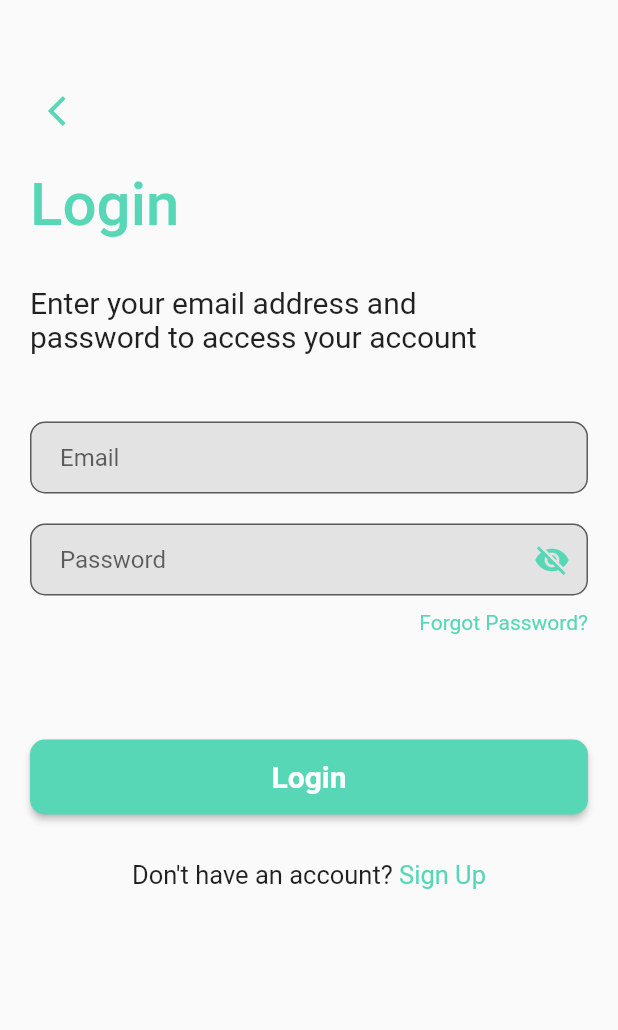
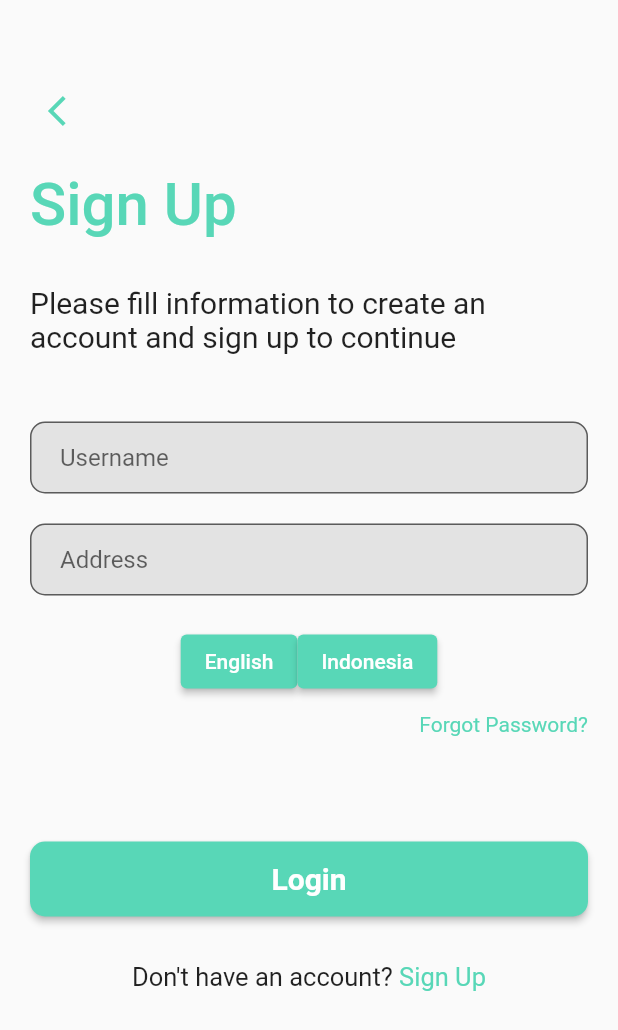
Before and after one commit to Madd-G/nutria_old, a Flutter app: the screen it shows after launch, on a phone screen of 412 x 824 dp. Shown: the top 1030 px of the screen. Run offline on Flutter 3.47's test engine with Material 2 defaults, Android fonts, the phone set to English and light mode, and no system bars; our stand-ins replace get.

```diff
--- /dev/null
+++ b/lib/controllers/translations_controller.dart
@@ -0,0 +1,9 @@
+import 'dart:ui';
+import 'package:get/get.dart';
+
+class MessagesController extends GetxController {
+  void changeLanguage(String languageCode, String countryCode){
+    var locale = Locale(languageCode, countryCode);
+    Get.updateLocale(locale);
+  }
+}
--- a/lib/main.dart
+++ b/lib/main.dart
@@ -1,6 +1,7 @@
 import 'package:flutter/material.dart';
 import 'package:flutter/services.dart';
 import 'package:get/get.dart';
+import 'package:nutria/models/messages.dart';
 import 'package:nutria/views/fruit_detail_screen.dart';
 import 'package:nutria/views/fruit_list_screen.dart';
 import 'package:nutria/views/login_screen.dart';
@@ -32,14 +33,17 @@ class MyApp extends StatelessWidget {
           primary: const Color(0xff58D7B7)
         )
       ),
-      home: LoginScreen(),
-      initialRoute: '/login_screen',
+      translations: Messages(),
+      locale: const Locale('en_US', 'EN_US'),
+      fallbackLocale: const Locale('en_US', 'EN_US'),
+      home: SignUpScreenFirst(),
+      initialRoute: '/sign_up_screen_first',
       getPages: [
         GetPage(name: '/', page: () => const HomeScreen()),
         GetPage(name: '/splash_screen_first', page: () => const SplashScreenFirst()),
         GetPage(name: '/splash_screen_second', page: () => const SplashScreenSecond()),
-        GetPage(name: '/login_screen', page: () => LoginScreen()),
-        GetPage(name: '/sign_up_screen_first', page: () => const SignUpScreenFirst()),
+        GetPage(name: '/login_screen', page: () => const LoginScreen()),
+        GetPage(name: '/sign_up_screen_first', page: () => SignUpScreenFirst()),
         GetPage(name: '/sign_up_screen_second', page: () => const SignUpScreenSecond()),
         GetPage(name: '/upload_profile_photo_screen', page: () => const UploadProfilePhotoScreen()),
         GetPage(name: '/fruit_list_screen', page: () => const FruitListScreen()),
--- /dev/null
+++ b/lib/models/messages.dart
@@ -0,0 +1,13 @@
+import 'package:get/get.dart';
+
+class Messages extends Translations {
+  @override
+  Map<String, Map<String, String>> get keys => {
+    'en_US' : {
+      'Please fill information to create an\naccount and sign up to continue': 'Please fill information to create an\naccount and sign up to continue',
+    },
+    'id': {
+      'Please fill information to create an\naccount and sign up to continue' : 'Harap isi informasi untuk membuat\nakun dan daftar untuk melanjutkan',
+    }
+  };
+}
--- a/lib/views/sign_up_screen_first.dart
+++ b/lib/views/sign_up_screen_first.dart
@@ -1,16 +1,126 @@
 import 'package:flutter/material.dart';
+import 'package:get/get.dart';
+import 'package:nutria/controllers/translations_controller.dart';
+import '../components.dart';
 
 class SignUpScreenFirst extends StatelessWidget {
-  const SignUpScreenFirst({Key? key}) : super(key: key);
+  SignUpScreenFirst({Key? key}) : super(key: key);
+
+  final messageController = Get.put(MessagesController());
 
   @override
   Widget build(BuildContext context) {
     return Scaffold(
-      body: Container(
-        color: Colors.blue,
-        height: 10,
-        width: 10,
+        body: SafeArea(
+      child: Padding(
+        padding: const EdgeInsets.all(20.0),
+        child: Column(
+          crossAxisAlignment: CrossAxisAlignment.start,
+          children: [
+            const SizedBox(
+              height: 30,
+            ),
+            IconButton(
+              icon: const Icon(
+                Icons.arrow_back_ios,
+              ),
+              color: Theme.of(context).colorScheme.primary,
+              onPressed: () {
+                Get.offNamed('/login_screen');
+              },
+            ),
+            const SizedBox(
+              height: 15,
+            ),
+            Text("Sign Up",
+                style: TextStyle(
+                    color: Theme.of(context).colorScheme.primary,
+                    fontSize: 40,
+                    fontWeight: FontWeight.w500)),
+            const SizedBox(
+              height: 30,
+            ),
+            Text(
+              "Please fill information to create an\naccount and sign up to continue"
+                  .tr,
+              style: const TextStyle(fontSize: 20),
+            ),
+            const SizedBox(
+              height: 45,
+            ),
+            TextField(
+                keyboardType: TextInputType.name,
+                decoration: textInputDecoration.copyWith(
+                    hintText: 'Username',
+                    focusedBorder: OutlineInputBorder(
+                        borderSide: BorderSide(
+                            color: Theme.of(context).colorScheme.primary)))),
+            const SizedBox(height: 20),
+            TextField(
+                keyboardType: TextInputType.streetAddress,
+                decoration: textInputDecoration.copyWith(
+                    hintText: 'Address',
+                    focusedBorder: OutlineInputBorder(
+                        borderSide: BorderSide(
+                            color: Theme.of(context).colorScheme.primary)))),
+            const SizedBox(height: 20),
+
+            Row(
+              mainAxisAlignment: MainAxisAlignment.center,
+              children: [
+                ElevatedButton(
+                  onPressed: () =>
+                      messageController.changeLanguage('en_US', 'id'),
+                  child: const Text('English'),
+                ), ElevatedButton(
+                  onPressed: () =>
+                      messageController.changeLanguage('id', 'en_US'),
+                  child: const Text('Indonesia'),
+                ),
+              ],
+            ),
+
+
+            const SizedBox(
+              height: 10,
+            ),
+            Align(
+              alignment: Alignment.centerRight,
+              child: Text('Forgot Password?',
+                  style:
+                      TextStyle(color: Theme.of(context).colorScheme.primary)),
+            ),
+            const SizedBox(
+              height: 70,
+            ),
+            MainButton(
+                color: Theme.of(context).colorScheme.primary,
+                title: 'Login',
+                onPressed: () {
+                  Get.toNamed('/home-screen');
+                }),
+            const SizedBox(
+              height: 30,
+            ),
+            Row(
+              mainAxisAlignment: MainAxisAlignment.center,
+              children: [
+                const Text(
+                  'Don\'t have an account? ',
+                  style: TextStyle(fontSize: 17),
+                ),
+                GestureDetector(
+                  onTap: () => Get.toNamed('/sign_up_screen_first'),
+                  child: Text('Sign Up',
+                      style: TextStyle(
+                          fontSize: 17,
+                          color: Theme.of(context).colorScheme.primary)),
+                )
+              ],
+            )
+          ],
+        ),
       ),
-    );
+    ));
   }
 }
```
